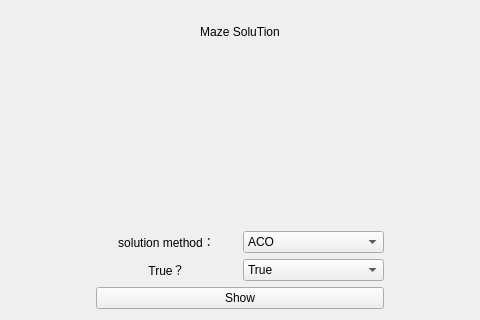
The window that mainwindow/Third.ui (jo-xin/MazeVisual) describes before a commit, drawn with Qt 5; both pictures show x 154 to 634 and y 173 to 493 of the 788 by 493 pixel window.
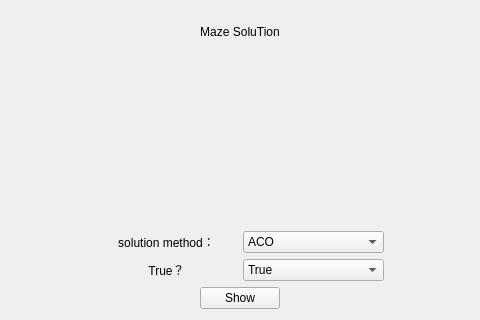
The same window after the commit.

Diff of the .ui file:
```diff
--- a/mainwindow/Third.ui
+++ b/mainwindow/Third.ui
@@ -99,11 +99,41 @@
       </layout>
      </item>
      <item>
+      <layout class="QHBoxLayout" name="horizontalLayout_4">
+       <item>
+        <spacer name="horizontalSpacer">
+         <property name="orientation">
+          <enum>Qt::Horizontal</enum>
+         </property>
+         <property name="sizeHint" stdset="0">
+          <size>
+           <width>40</width>
+           <height>20</height>
+          </size>
+         </property>
+        </spacer>
+       </item>
+       <item>
       <widget class="QPushButton" name="pushButton">
        <property name="text">
         <string>Show</string>
        </property>
       </widget>
+       </item>
+       <item>
+        <spacer name="horizontalSpacer_2">
+         <property name="orientation">
+          <enum>Qt::Horizontal</enum>
+         </property>
+         <property name="sizeHint" stdset="0">
+          <size>
+           <width>40</width>
+           <height>20</height>
+          </size>
+         </property>
+        </spacer>
+       </item>
+      </layout>
      </item>
     </layout>
    </item>
```
Lines whose indentation alone changed are shown as unchanged.
